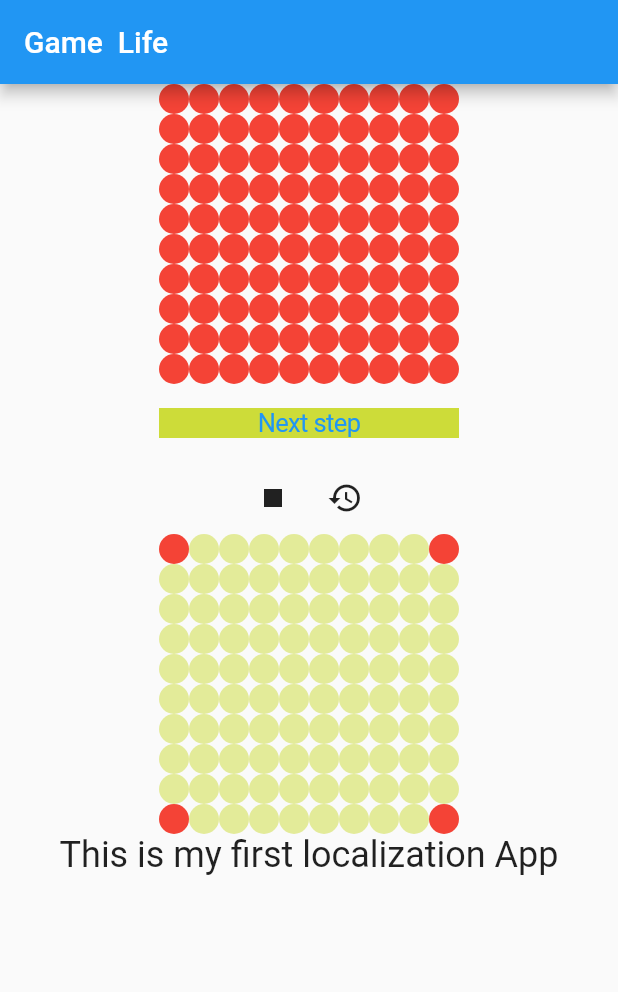
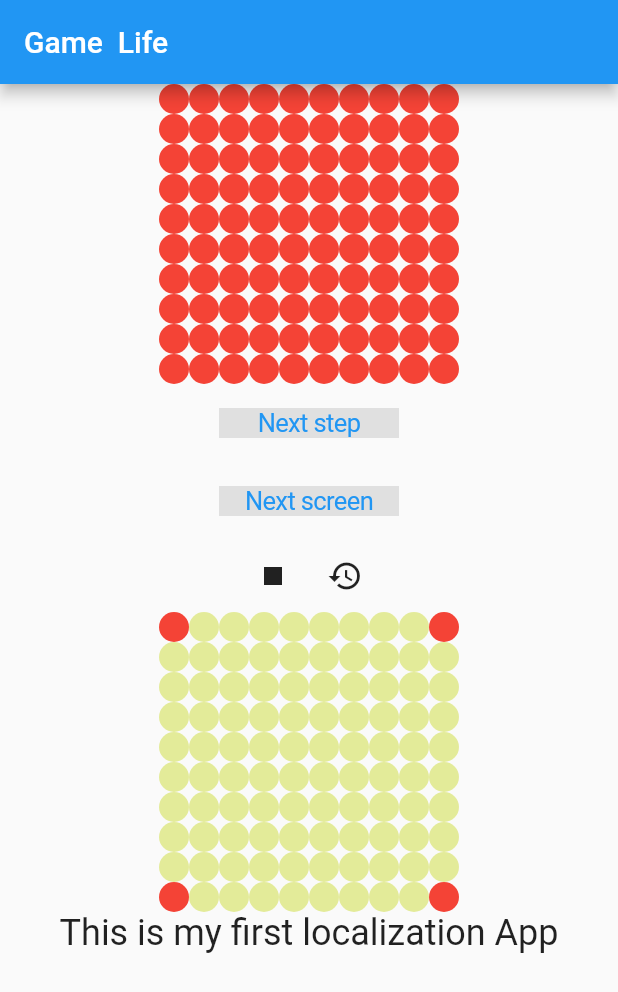
Before and after one commit to LekhV/hello, a Flutter app: the screen it shows after launch, after a tap on the "play arrow" icon, on a phone screen of 412 x 824 dp. Shown: the top 992 px of the screen. Run offline on Flutter 3.47's test engine with Material 2 defaults, Android fonts, the phone set to English and light mode, and no system bars; our stand-ins replace get_it, shared_preferences.

```diff
--- /dev/null
+++ b/lib/config.dart
@@ -0,0 +1,3 @@
+class Config {
+  final String currentLocaleKey = 'current_locale';
+}
--- /dev/null
+++ b/lib/features/example_language/language_presenter.dart
@@ -0,0 +1,11 @@
+import 'package:flutter/widgets.dart';
+
+class LanguagePresenter extends ChangeNotifier {
+  Locale _locale = Locale('en');
+  Locale get locale => _locale;
+
+  void changelocale(Locale l) {
+    _locale = l;
+    notifyListeners();
+  }
+}
--- a/lib/features/game_life/game_life_screen.dart
+++ b/lib/features/game_life/game_life_screen.dart
@@ -4,6 +4,7 @@ import 'dart:async';
 /* FLUTTER */
 import 'package:flutter/cupertino.dart';
 import 'package:flutter/material.dart';
+import 'package:hello/features/example_language/change_language_screen.dart';
 
 /* COMPONENTS */
 import 'package:hello/features/game_life/generation.dart';
@@ -39,6 +40,7 @@ class _GameLifeScreenState extends State<GameLifeScreen> {
     final textOnButton = currentGeneration == null ? "Start game" : "Next step";
     final iconPlayGame = isAutomaticPlayGame ? Icons.stop : Icons.play_arrow;
     final onTapIcon = isAutomaticPlayGame ? stopAutomaticPlayGame : automaticPlayGame;
+    final locale = AppLocalizations.of(context);
 
     return Scaffold(
       appBar: AppBar(
@@ -51,6 +53,10 @@ class _GameLifeScreenState extends State<GameLifeScreen> {
             CustomButtonWidget(
               onTap: startGame,
               textOnButton: textOnButton,
+            ),
+            CustomButtonWidget(
+              onTap: () => Navigator.of(context).push(ChangeLanguageScreen.getPageRoute()),
+              textOnButton: "Next screen",
             ),
             Row(
               mainAxisAlignment: MainAxisAlignment.center,
@@ -69,7 +75,7 @@ class _GameLifeScreenState extends State<GameLifeScreen> {
               GenerationCellsWidget(currentGeneration.matrix),
             },
             Text(
-              AppLocalizations.of(context).title,
+              locale.title,
               style: TextStyle(fontSize: 24),
               textAlign: TextAlign.center,
             ),
--- a/lib/features/game_life/widgets/custom_button_widget.dart
+++ b/lib/features/game_life/widgets/custom_button_widget.dart
@@ -16,8 +16,8 @@ class CustomButtonWidget extends StatelessWidget {
     return CupertinoButton(
       onPressed: onTap,
       child: Container(
-        width: 200,
-        color: Colors.lime,
+        width: 120,
+        color: Colors.grey[300],
         child: Text(
           textOnButton,
           textAlign: TextAlign.center,
--- /dev/null
+++ b/lib/infrastructure/service_locator.dart
@@ -0,0 +1,11 @@
+import 'package:get_it/get_it.dart';
+
+import 'package:hello/config.dart';
+import 'package:hello/infrastructure/store_service.dart';
+
+void setupLocator() {
+  GetIt locator = GetIt.instance;
+
+  locator.registerSingleton<Config>(Config());
+  locator.registerSingleton<StoreInteractor>(StoreInteractor());
+}
--- a/lib/main.dart
+++ b/lib/main.dart
@@ -1,35 +1,51 @@
-/* FLUTTER */
 import 'package:flutter/cupertino.dart';
 import 'package:flutter/material.dart';
+
+import 'package:provider/provider.dart';
 import 'package:flutter_localizations/flutter_localizations.dart';
 
-/* COMPONENTS */
+import 'package:hello/localizations.dart';
 import 'package:hello/features/game_life/game_life_screen.dart';
-import 'package:hello/localizations.dart';
+import 'package:hello/infrastructure/service_locator.dart';
+import 'features/example_language/language_presenter.dart';
 
 void main() {
+  setupLocator();
   runApp(MyApp());
 }
+
+const _supportedLocales = [
+  Locale('en', ' '),
+  Locale('ru', ' '),
+];
 
 class MyApp extends StatelessWidget {
   @override
   Widget build(BuildContext context) {
+    return ChangeNotifierProvider(
+      create: (_) => LanguagePresenter(),
+      child: Builder(builder: (context) {
+        final locale = context.watch<LanguagePresenter>().locale;
+
+        print(locale);
+
         return MaterialApp(
           title: 'Flutter Demo',
           theme: ThemeData(
             primarySwatch: Colors.blue,
             visualDensity: VisualDensity.adaptivePlatformDensity,
           ),
+          locale: locale,
           home: GameLifeScreen(),
           localizationsDelegates: [
             AppLocalizationsDelegate(),
             GlobalMaterialLocalizations.delegate,
             GlobalWidgetsLocalizations.delegate,
+            GlobalCupertinoLocalizations.delegate,
           ],
-      supportedLocales: [
-        Locale('en', ''),
-        Locale('ru', ''),
-      ],
+          supportedLocales: _supportedLocales,
+        );
+      }),
     );
   }
 }
--- a/pubspec.yaml
+++ b/pubspec.yaml
@@ -32,6 +32,12 @@ dependencies:
   # Use with the CupertinoIcons class for iOS style icons.
   cupertino_icons: ^1.0.0
   intl: ^0.16.1
+
+  get_it: ^5.0.1
+  provider: ^4.3.2
+  shared_preferences: ^0.5.12
+
+
 
 dev_dependencies:
   flutter_test:
```
Also changed, not shown: lib/features/example_language/change_language_screen.dart (added, +68 -0 lines), lib/features/next_screen/next_screen.dart (added, +41 -0 lines), lib/infrastructure/store_service.dart (added, +20 -0 lines), lib/services/language_service.dart (added, +29 -0 lines), pubspec.lock, 6 other files. Lines whose indentation alone changed are shown as unchanged.
